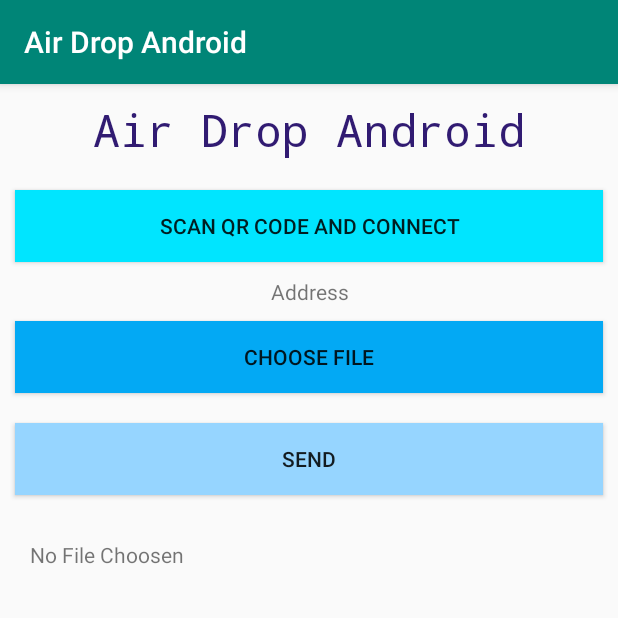
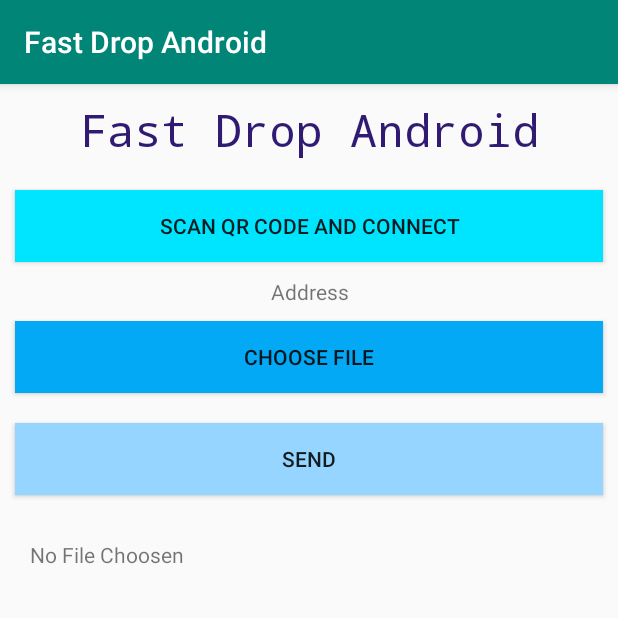
Before and after one commit to JayjeetAtGithub/Air-Drop-Android, an Android app: the screen it shows after launch (MainActivity), on a phone screen of 412 x 824 dp, the top half of it. Run offline under Robolectric (Android 15) with nearby library versions, the phone set to English and light mode, and no system bars.

Commit message:
Renamed app

```diff
--- a/app/src/main/res/layout-v16/activity_main.xml
+++ b/app/src/main/res/layout-v16/activity_main.xml
@@ -11,7 +11,7 @@
         android:layout_width="match_parent"
         android:layout_height="wrap_content"
         android:layout_margin="10dp"
-        android:text="@string/air_drop_android"
+        android:text="@string/app_name"
         android:textAlignment="center"
         android:textColor="#311B72"
         android:fontFamily="monospace"
--- a/app/src/main/res/layout/activity_main.xml
+++ b/app/src/main/res/layout/activity_main.xml
@@ -11,7 +11,7 @@
         android:layout_width="match_parent"
         android:layout_height="wrap_content"
         android:layout_margin="10dp"
-        android:text="@string/air_drop_android"
+        android:text="@string/app_name"
         android:textAlignment="center"
         android:textColor="#311B72"
         android:fontFamily="monospace"
--- a/app/src/main/res/values/strings.xml
+++ b/app/src/main/res/values/strings.xml
@@ -1,6 +1,5 @@
 <resources>
-    <string name="app_name">Air Drop Android</string>
-    <string name="air_drop_android">Air Drop Android</string>
+    <string name="app_name">Fast Drop Android</string>
     <string name="scan_qr_code_and_connect">SCAN QR CODE AND CONNECT</string>
     <string name="choose_file">CHOOSE FILE</string>
     <string name="send">SEND</string>
```
